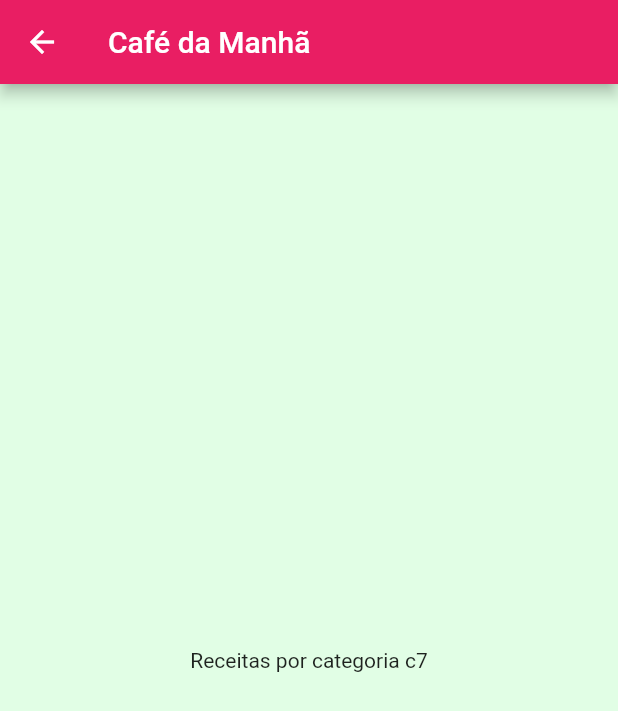
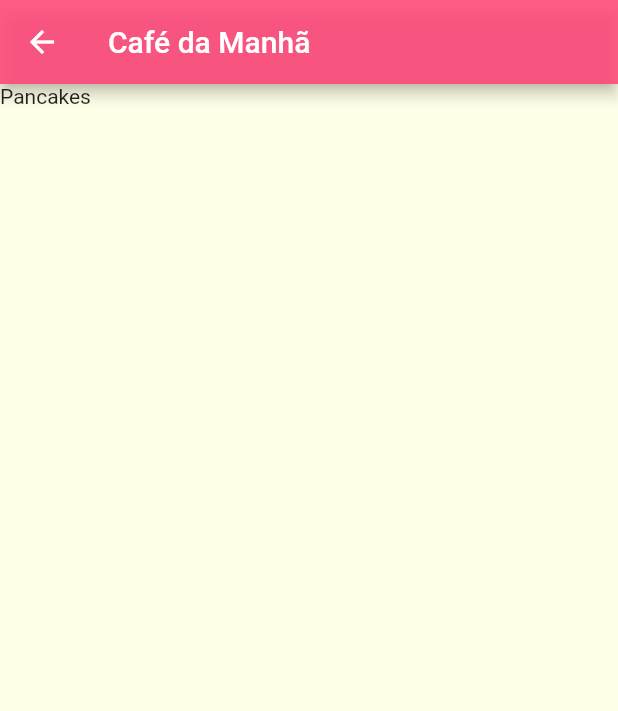
Before and after one commit to MateusLim4/meals_app, a Flutter app: the screen it shows after launch, after a tap on "Café da Manhã", on a phone screen of 412 x 824 dp. Shown: the top 711 px of the screen. Run offline on Flutter 3.47's test engine with Material 2 defaults, Android fonts, the phone set to English and light mode, and no system bars; our stand-ins replace google_fonts.

Commit message:
Colors adjusts

```diff
--- a/lib/assets/theme/app_colors.dart
+++ b/lib/assets/theme/app_colors.dart
@@ -4,13 +4,19 @@ abstract class IAppColors {
   Color get primaryColor;
   Color get secondaryColor;
   Color get backgroudColor;
+  Color get russianViolet;
+  Color get blueViolet;
 }
 
 class AppColors implements IAppColors {
   @override
-  Color get primaryColor => Colors.pink;
+  Color get primaryColor => const Color.fromARGB(225, 255, 71, 121);
   @override
   Color get secondaryColor => Colors.amber;
   @override
-  Color get backgroudColor => const Color.fromRGBO(225, 254, 229, 1);
+  Color get backgroudColor => const Color.fromARGB(255, 255, 255, 232);
+  @override
+  Color get russianViolet => const Color.fromARGB(255, 50, 24, 75);
+  @override
+  Color get blueViolet => const Color.fromARGB(255, 136, 67, 228);
 }
--- a/lib/main.dart
+++ b/lib/main.dart
@@ -16,7 +16,7 @@ class MealsApp extends StatelessWidget {
     return MaterialApp(
       title: "Vamos Cozinhar?",
       theme: ThemeData(
-          primarySwatch: AppTheme.colors.primaryColor,
+          primaryColor: AppTheme.colors.primaryColor,
           canvasColor: AppTheme.colors.backgroudColor),
       debugShowCheckedModeBanner: false,
       home: const CategoriesScreen(),
--- a/lib/screens/categories_meals_screen.dart
+++ b/lib/screens/categories_meals_screen.dart
@@ -1,4 +1,6 @@
 import 'package:flutter/material.dart';
+import 'package:meals_app/assets/theme/app_theme.dart';
+import 'package:meals_app/data/dummy_data.dart';
 
 import '../models/category.dart';
 
@@ -8,12 +10,21 @@ class CategoriesMealsScreen extends StatelessWidget {
   @override
   Widget build(BuildContext context) {
     final category = ModalRoute.of(context)!.settings.arguments as Category;
+    final categoryMeals = dummyMeals.where((meal) {
+      return meal.categories.contains(category.id);
+    }).toList();
+
     return Scaffold(
         appBar: AppBar(
           title: Text(category.title),
+          backgroundColor: AppTheme.colors.primaryColor,
         ),
         body: Center(
-          child: Text("Receitas por categoria ${category.id}"),
+          child: ListView.builder(
+              itemCount: categoryMeals.length,
+              itemBuilder: (ctx, index) {
+                return Text(categoryMeals[index].title);
+              }),
         ));
   }
 }
--- a/lib/screens/categories_screen.dart
+++ b/lib/screens/categories_screen.dart
@@ -10,10 +10,11 @@ class CategoriesScreen extends StatelessWidget {
   Widget build(BuildContext context) {
     return Scaffold(
       appBar: AppBar(
+          backgroundColor: AppTheme.colors.primaryColor,
           title: Text(
-        "Vamos Cozinhar?",
-        style: AppTheme.fontStyles.raleWayBold,
-      )),
+            "Vamos Cozinhar?",
+            style: AppTheme.fontStyles.raleWayBold,
+          )),
       body: GridView(
         padding: const EdgeInsets.all(25),
         gridDelegate: const SliverGridDelegateWithMaxCrossAxisExtent(
```
